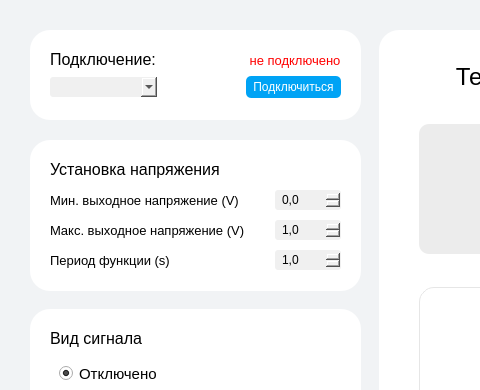
EgorkA82/Signalerator, file app/mainwindow.ui: the form before one commit; both pictures show x 0 to 480 and y 0 to 390 of the 800 by 570 pixel window.
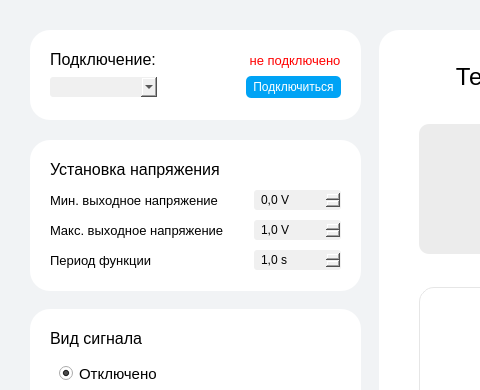
The form after the commit. Custom widgets are drawn as their Qt base class.

Commit message: Изменен механизм подгрузки интерфейса для улучшения подсказок ввода

Diff of the .ui file:
```diff
--- a/app/mainwindow.ui
+++ b/app/mainwindow.ui
@@ -471,7 +471,7 @@
            <string notr="true">padding: 0;</string>
           </property>
           <property name="text">
-           <string>Мин. выходное напряжение (V)</string>
+           <string>Мин. выходное напряжение</string>
           </property>
          </widget>
         </item>
@@ -489,6 +489,9 @@
 border-radius: 3px;
 padding-left: 5px;</string>
           </property>
+          <property name="suffix">
+           <string> V</string>
+          </property>
           <property name="decimals">
            <number>1</number>
           </property>
@@ -517,7 +520,7 @@
            <string notr="true">padding: 0;</string>
           </property>
           <property name="text">
-           <string>Макс. выходное напряжение (V)</string>
+           <string>Макс. выходное напряжение</string>
           </property>
          </widget>
         </item>
@@ -541,6 +544,9 @@
 border-radius: 3px;
 padding-left: 5px</string>
           </property>
+          <property name="suffix">
+           <string> V</string>
+          </property>
           <property name="decimals">
            <number>1</number>
           </property>
@@ -569,7 +575,7 @@
            <string notr="true">padding: 0;</string>
           </property>
           <property name="text">
-           <string>Период функции (s)</string>
+           <string>Период функции</string>
           </property>
          </widget>
         </item>
@@ -593,6 +599,9 @@
 border-radius: 3px;
 padding-left: 5px</string>
           </property>
+          <property name="suffix">
+           <string> s</string>
+          </property>
           <property name="decimals">
            <number>1</number>
           </property>
```
Left out of the diff: 12 changed lines with no effect on the pictures. The commit also changes 3 other files.
